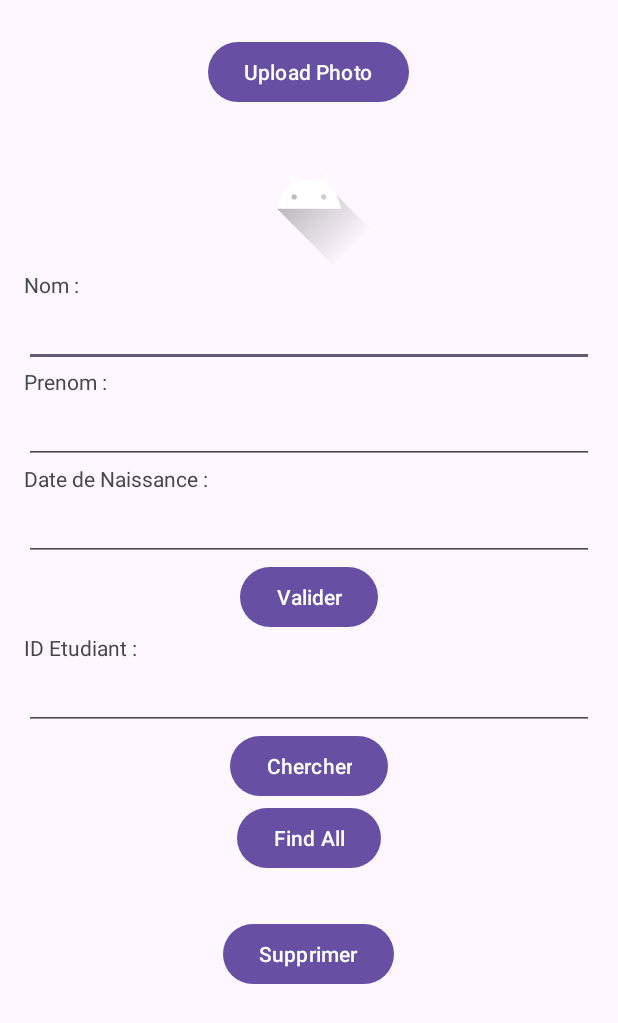
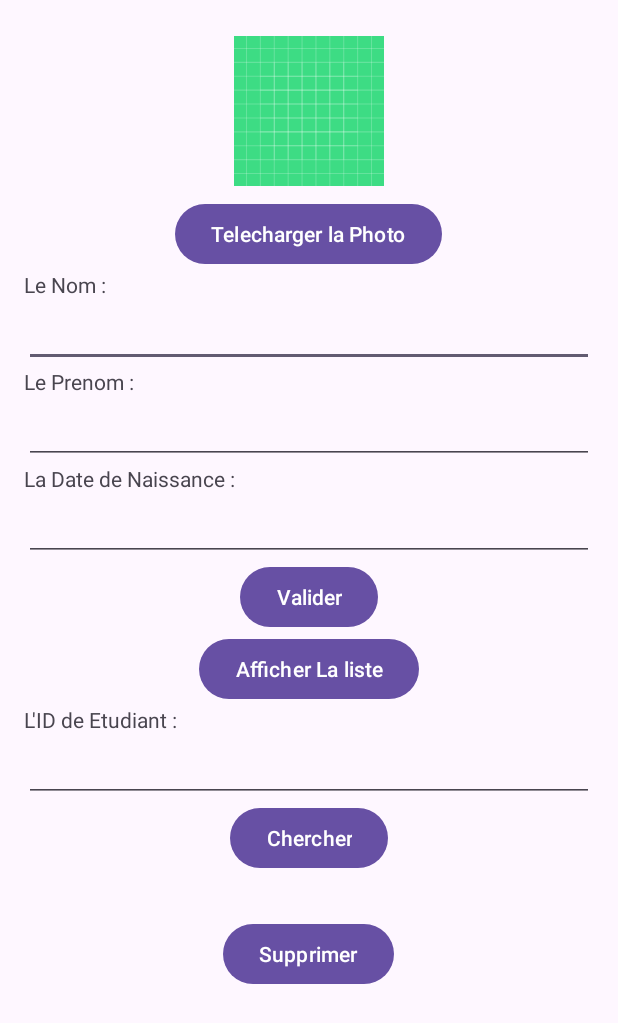
Before and after one commit to Idriss-Elbikri/MobileSQLite, an Android app: the screen it shows after launch (MainActivity), on a phone screen of 412 x 824 dp. Shown: the top 1023 px of the screen. Run offline under Robolectric (Android 15) with nearby library versions, the phone set to English and light mode, and no system bars.

```diff
--- a/app/src/main/res/layout/activity_main.xml
+++ b/app/src/main/res/layout/activity_main.xml
@@ -4,13 +4,6 @@
     android:layout_height="match_parent"
     android:orientation="vertical"
     android:padding="16dp">
-    <Button
-        android:id="@+id/btn_upload_photo"
-        android:layout_width="wrap_content"
-        android:layout_height="wrap_content"
-        android:text="Upload Photo"
-        android:layout_gravity="center_horizontal"
-        android:layout_marginTop="8dp"/>
 
     <ImageView
         android:id="@+id/image_preview"
@@ -19,12 +12,21 @@
         android:layout_gravity="center_horizontal"
         android:layout_marginTop="8dp"
         android:contentDescription="Student photo preview"
-        android:src="@drawable/ic_launcher_foreground"/>
+        android:src="@drawable/ic_launcher_background"
+        tools:srcCompat="@tools:sample/avatars" />
+
+    <Button
+        android:id="@+id/btn_upload_photo"
+        android:layout_width="wrap_content"
+        android:layout_height="wrap_content"
+        android:layout_gravity="center_horizontal"
+        android:layout_marginTop="8dp"
+        android:text="Telecharger la Photo" />
 
     <TextView
         android:layout_width="match_parent"
         android:layout_height="wrap_content"
-        android:text="Nom :" />
+        android:text="Le Nom :" />
 
     <EditText
         android:id="@+id/nom"
@@ -34,7 +36,7 @@
     <TextView
         android:layout_width="wrap_content"
         android:layout_height="wrap_content"
-        android:text="Prenom :" />
+        android:text="Le Prenom :" />
 
     <EditText
         android:id="@+id/prenom"
@@ -44,7 +46,7 @@
     <TextView
         android:layout_width="wrap_content"
         android:layout_height="wrap_content"
-        android:text="Date de Naissance :" />
+        android:text="La Date de Naissance :" />
 
     <EditText
         android:id="@+id/date_naiss"
@@ -60,10 +62,17 @@
         android:text="Valider"
         android:layout_gravity="center_horizontal" />
 
+    <Button
+        android:id="@+id/find_all"
+        android:layout_width="wrap_content"
+        android:layout_height="wrap_content"
+        android:layout_gravity="center_horizontal"
+        android:text="Afficher La liste" />
+
     <TextView
         android:layout_width="wrap_content"
         android:layout_height="wrap_content"
-        android:text="ID Etudiant :" />
+        android:text="L'ID de Etudiant :" />
 
     <EditText
         android:id="@+id/id"
@@ -76,13 +85,6 @@
         android:layout_width="wrap_content"
         android:layout_height="wrap_content"
         android:text="Chercher"
-        android:layout_gravity="center_horizontal" />
-
-    <Button
-        android:id="@+id/find_all"
-        android:layout_width="wrap_content"
-        android:layout_height="wrap_content"
-        android:text="Find All"
         android:layout_gravity="center_horizontal" />
 
     <TextView
--- a/app/src/main/res/mipmap-anydpi-v26/ic_launcher.xml
+++ b/app/src/main/res/mipmap-anydpi-v26/ic_launcher.xml
@@ -1,6 +1,6 @@
 <?xml version="1.0" encoding="utf-8"?>
 <adaptive-icon xmlns:android="http://schemas.android.com/apk/res/android">
     <background android:drawable="@drawable/ic_launcher_background" />
-    <foreground android:drawable="@drawable/ic_launcher_foreground" />
-    <monochrome android:drawable="@drawable/ic_launcher_foreground" />
+    <foreground android:drawable="@drawable/ic_launcher_background" />
+    <monochrome android:drawable="@drawable/ic_launcher_background" />
 </adaptive-icon>
```
Also changed, not shown: app/src/main/res/mipmap-hdpi/ic_launcher.webp (deleted), app/src/main/res/mipmap-mdpi/ic_launcher.webp (deleted), app/src/main/res/mipmap-xxxhdpi/ic_launcher.webp (deleted).
